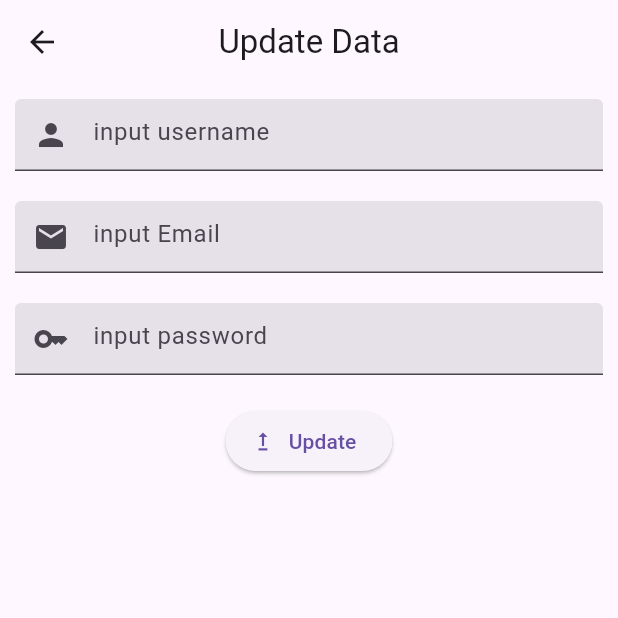
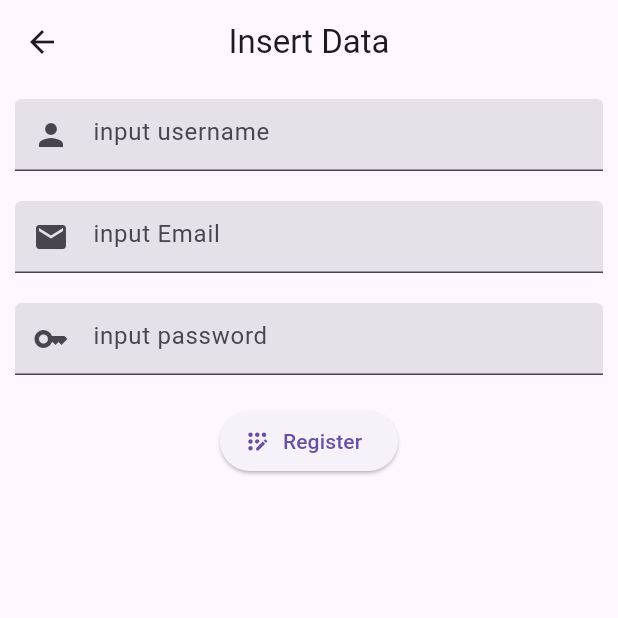
Before and after one commit to bert093/Mobile-3-App, a Flutter app: the UpdateDataUserView screen opened directly, on a phone screen of 412 x 824 dp, the top half of it. Run offline on Flutter 3.47's test engine with Material 3 defaults, Android fonts, the phone set to English and light mode, and no system bars; missing offline and left inert: mobile3d1; network calls fail; statements that could not run were skipped.

Commit message:
Revert "[FEAT] added setState and ElevatedButton"
This reverts commit 95f233a998f475b55b719fd97e1cb1b1c34a98a7.

```diff
--- a/lib/page/updateDataUserView.dart
+++ b/lib/page/updateDataUserView.dart
@@ -45,7 +45,7 @@ class _UpdateDataUserView extends State<UpdateDataUserView> {
           if (responseBody['status'] == 200) {
             // Memeriksa apakah respons dari server juga menunjukkan keberhasilan (misalnya, server mengembalikan status: 200 dalam JSON).
             print("$responseBody['result']");
-            Navigator.pushReplacement( //* gunain push replacement. Boleh gunain setState
+            Navigator.pushReplacement(
               context, MaterialPageRoute(
                 builder: (context) => Userview()
               )
@@ -65,9 +65,9 @@ class _UpdateDataUserView extends State<UpdateDataUserView> {
   Widget build(BuildContext context) {
     return Scaffold(
         appBar: AppBar(
-          title: const Text('Update Data'),
+          title: const Text('Insert Data'),
           centerTitle: true,
-          leading: IconButton( //* menambahkan ini?
+          leading: IconButton(
             onPressed: () {
               Navigator.push(context, MaterialPageRoute(builder: (context) => Userview()));
             },
@@ -133,8 +133,8 @@ class _UpdateDataUserView extends State<UpdateDataUserView> {
                       ),
                     );
                   },
-                  label: Text('Update'),
-                  icon: Icon(Icons.upgrade),
+                  label: Text('Register'),
+                  icon: Icon(Icons.app_registration_rounded),
                 ),
               ],
             ),
```
Also changed, not shown: lib/page/userview.dart (+7 -36 lines).
